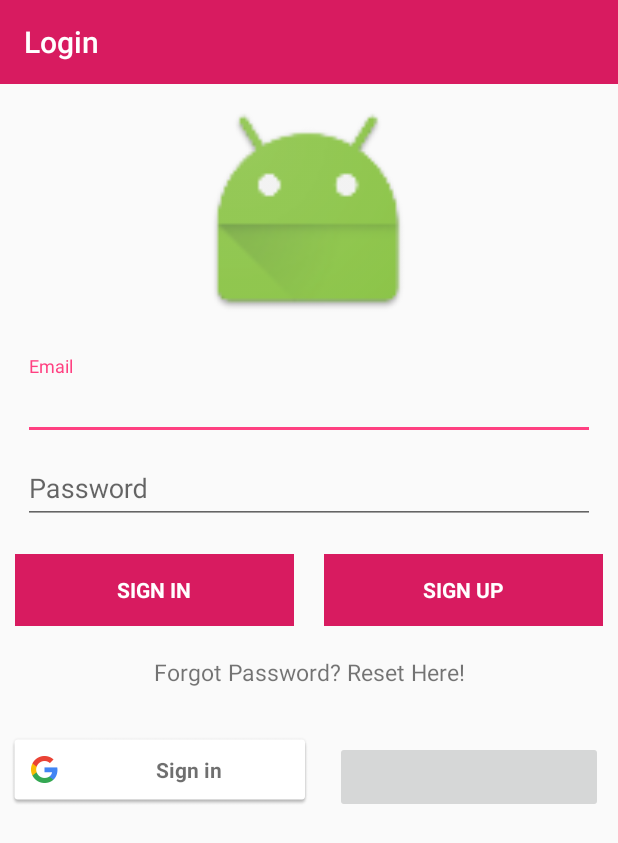
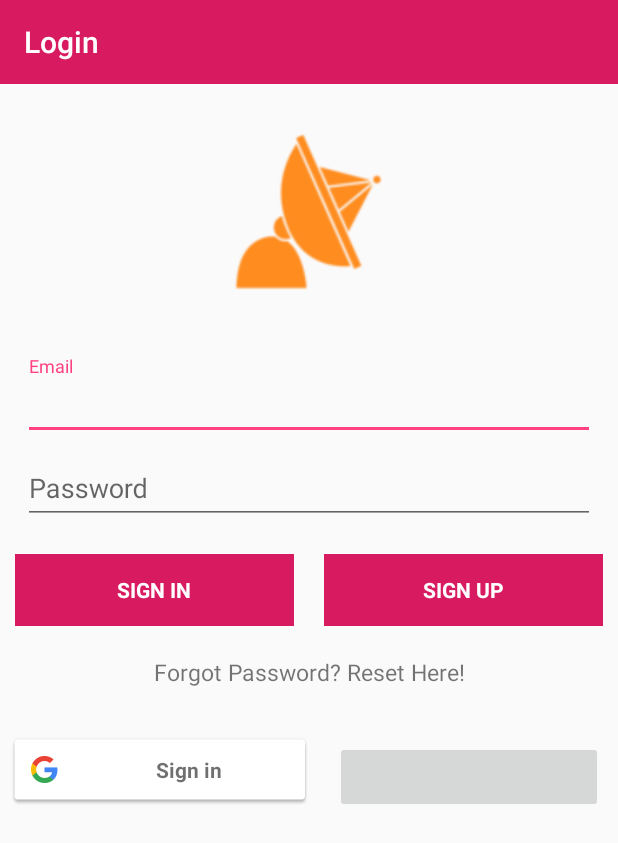
Before and after one commit to geniusninedev/RadiologyConverter, an Android app: the screen it shows after launch (Login), on a phone screen of 412 x 824 dp. Shown: the top 843 px of the screen. Run offline under Robolectric (Android 15) with nearby library versions, the phone set to English and light mode, and no system bars; our stand-ins replace Firebase (no records; nobody signed in at launch, a user with empty details on screens opened directly); libraries missing offline, so code that uses them is left out: com.facebook, com.facebook.appevents, com.facebook.login, com.firebase.client, com.microsoft.windowsazure; plain views replace LoginButton; 8 statements that could not run were skipped.

Commit message:
logo added

```diff
--- a/app/src/main/AndroidManifest.xml
+++ b/app/src/main/AndroidManifest.xml
@@ -10,7 +10,7 @@
 
     <application
         android:allowBackup="true"
-        android:icon="@mipmap/ic_launcher"
+        android:icon="@mipmap/ic_launcher_radiology"
         android:label="@string/app_name"
         android:roundIcon="@mipmap/ic_launcher_round"
         android:supportsRtl="true"
--- a/app/src/main/java/com/nineinfosys/radiologyconverter/MainActivity.java
+++ b/app/src/main/java/com/nineinfosys/radiologyconverter/MainActivity.java
@@ -346,7 +346,7 @@ public class MainActivity extends AppCompatActivity
                         if (Build.VERSION.SDK_INT >= Build.VERSION_CODES.M) {
                             if (shouldShowRequestPermissionRationale(READ_CONTACTS)) {
                                 AlertDialog.Builder alertDialogBuilder = new AlertDialog.Builder(MainActivity.this);
-                                alertDialogBuilder.setMessage("You must grant permissions to work Forum");
+                                alertDialogBuilder.setMessage("You must grant permissions for App to work properly");
                                 alertDialogBuilder.setPositiveButton("yes",
                                         new DialogInterface.OnClickListener() {
                                             @Override
--- a/app/src/main/res/layout/activity_login.xml
+++ b/app/src/main/res/layout/activity_login.xml
@@ -21,7 +21,7 @@
                 android:layout_width="150dp"
                 android:layout_height="150dp"
                 android:id="@+id/imageView"
-                android:background="@mipmap/ic_launcher"
+                android:background="@drawable/radiology"
                 android:layout_gravity="center"
                 android:gravity="center"
                 android:layout_marginTop="10dp"/>
```
Also changed, not shown: app/src/main/res/mipmap-hdpi/ic_launcher_radiology.png (added), app/src/main/res/mipmap-mdpi/ic_launcher_radiology.png (added), app/src/main/res/mipmap-xhdpi/ic_launcher_radiology.png (added), app/src/main/res/mipmap-xxhdpi/ic_launcher_radiology.png (added), app/src/main/res/mipmap-xxxhdpi/ic_launcher_radiology.png (added).
